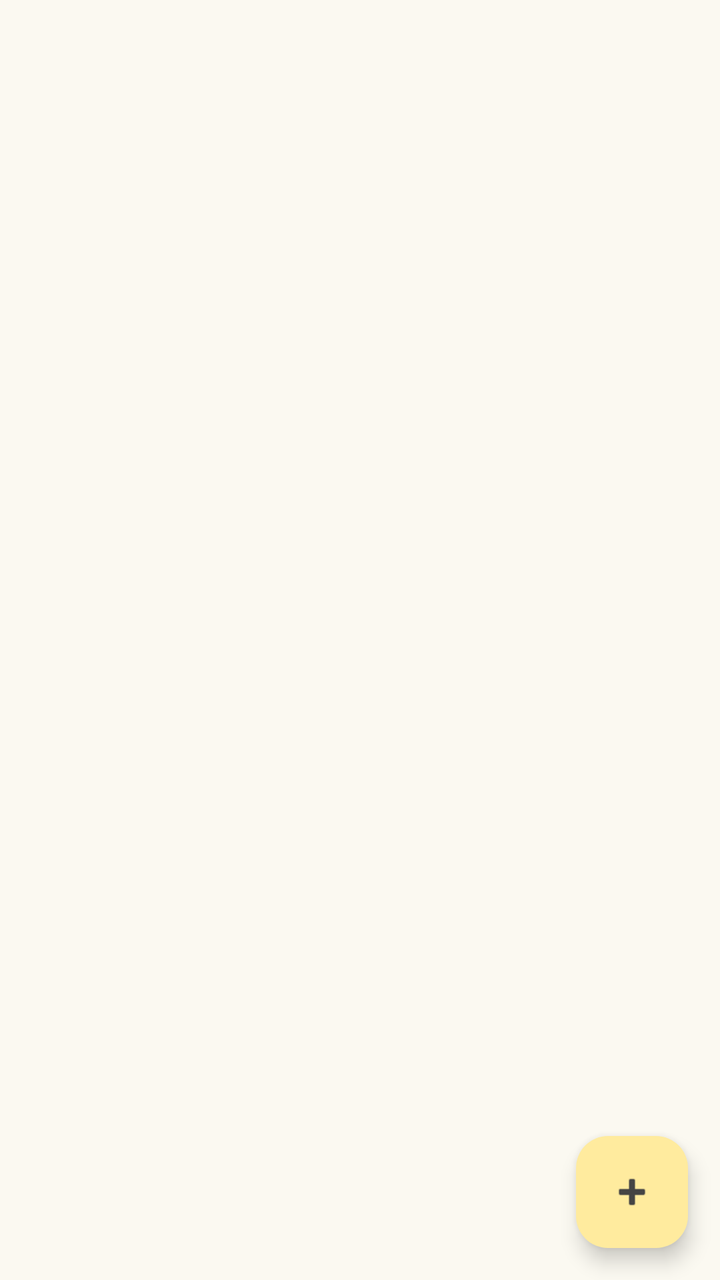
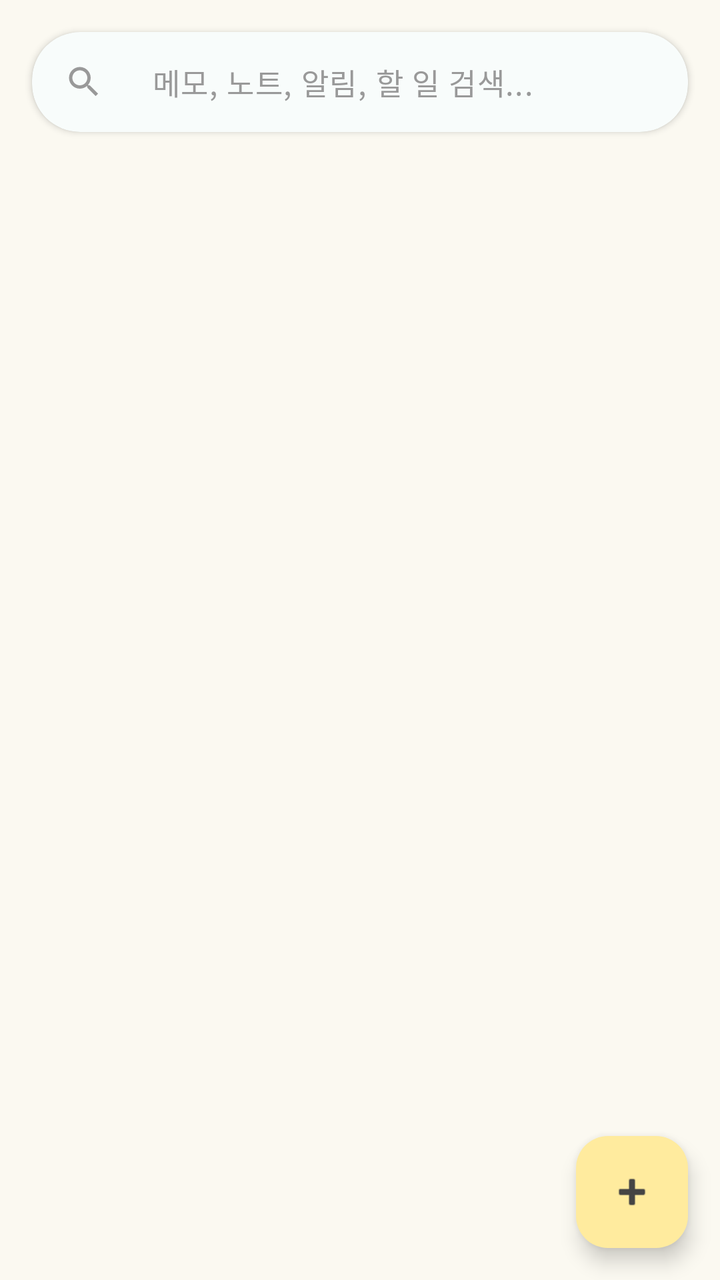

Compare the two renders of this Android layout. The source of the first and the diff that turns it into the second are given below.
<!-- AndroidManifest.xml: application theme Theme.ToDoNote -->
<!-- res/layout/fragment_memo.xml -->
<?xml version="1.0" encoding="utf-8"?>
<androidx.coordinatorlayout.widget.CoordinatorLayout xmlns:android="http://schemas.android.com/apk/res/android"
    xmlns:app="http://schemas.android.com/apk/res-auto"
    android:layout_width="match_parent"
    android:layout_height="match_parent"
    android:background="@color/color_background">

    <androidx.constraintlayout.widget.ConstraintLayout
        android:id="@+id/memo_content"
        android:layout_width="match_parent"
        android:layout_height="match_parent">

        <androidx.recyclerview.widget.RecyclerView
            android:id="@+id/recycler_memo"
            android:layout_width="0dp"
            android:layout_height="0dp"
            android:clipToPadding="false"
            android:paddingStart="8dp"
            android:paddingTop="8dp"
            android:paddingEnd="8dp"
            android:paddingBottom="88dp"
            app:layout_constraintBottom_toBottomOf="parent"
            app:layout_constraintEnd_toEndOf="parent"
            app:layout_constraintStart_toStartOf="parent"
            app:layout_constraintTop_toTopOf="parent" />

    </androidx.constraintlayout.widget.ConstraintLayout>

    <com.google.android.material.floatingactionbutton.FloatingActionButton
        android:id="@+id/fab_memo"
        android:layout_width="wrap_content"
        android:layout_height="wrap_content"
        android:layout_gravity="bottom|end"
        android:layout_margin="16dp"
        android:src="@android:drawable/ic_input_add"
        app:backgroundTint="@color/color_accent"
        app:tint="@color/color_text_dark" />

    <com.google.android.material.card.MaterialCardView
        android:id="@+id/memo_input_container"
        android:layout_width="match_parent"
        android:layout_height="wrap_content"
        android:layout_gravity="bottom"
        android:layout_marginStart="12dp"
        android:layout_marginEnd="12dp"
        android:layout_marginBottom="12dp"
        android:visibility="gone"
        app:cardCornerRadius="16dp"
        app:cardElevation="8dp"
        app:cardBackgroundColor="@color/white"
        app:strokeWidth="1dp"
        app:strokeColor="@color/color_primary_light">

    <LinearLayout
        android:layout_width="match_parent"
        android:layout_height="wrap_content"
        android:orientation="horizontal"
        android:paddingStart="14dp"
        android:paddingEnd="10dp"
        android:paddingTop="14dp"
        android:paddingBottom="10dp"
        android:gravity="center_vertical">

        <ImageButton
            android:id="@+id/btn_memo_cancel"
            android:layout_width="28dp"
            android:layout_height="28dp"
            android:src="@drawable/ic_close"
            android:background="?attr/selectableItemBackgroundBorderless"
            android:contentDescription="취소"
            android:padding="4dp"
            android:tint="@color/color_text_light"
            android:scaleType="fitCenter" />

        <LinearLayout
            android:layout_width="0dp"
            android:layout_height="wrap_content"
            android:layout_weight="1"
            android:layout_marginStart="8dp"
            android:layout_marginEnd="8dp"
            android:orientation="vertical">

            <com.google.android.material.textfield.TextInputLayout
                android:layout_width="match_parent"
                android:layout_height="wrap_content"
                android:paddingStart="0dp"
                android:paddingEnd="0dp"
                app:boxStrokeWidth="0dp"
                app:boxStrokeWidthFocused="0dp"
                app:hintEnabled="false"
                app:boxBackgroundColor="@android:color/transparent">

                <com.google.android.material.textfield.TextInputEditText
                    android:id="@+id/et_memo_input"
                    android:layout_width="match_parent"
                    android:layout_height="wrap_content"
                    android:inputType="textMultiLine"
                    android:maxLines="5"
                    android:minLines="1"
                    android:gravity="top|start"
                    android:scrollbars="vertical"
                    android:hint="메모 입력..."
                    android:textColorHint="@color/color_text_light"
                    android:background="@android:color/transparent"
                    android:textCursorDrawable="@drawable/cursor_mint"
                    android:paddingStart="0dp"
                    android:paddingEnd="0dp"
                    android:paddingTop="4dp"
                    android:paddingBottom="8dp" />

            </com.google.android.material.textfield.TextInputLayout>

            <View
                android:layout_width="match_parent"
                android:layout_height="1dp"
                android:background="@color/color_primary_light" />

        </LinearLayout>

        <com.google.android.material.button.MaterialButton
            android:id="@+id/btn_memo_save"
            android:layout_width="wrap_content"
            android:layout_height="36dp"
            android:text="저장"
            android:textSize="13sp"
            android:minWidth="0dp"
            android:paddingStart="16dp"
            android:paddingEnd="16dp"
            android:insetTop="0dp"
            android:insetBottom="0dp"
            app:cornerRadius="18dp"
            app:backgroundTint="@color/color_primary" />

    </LinearLayout>

    </com.google.android.material.card.MaterialCardView>

</androidx.coordinatorlayout.widget.CoordinatorLayout>
<!-- resources referenced by this layout -->
<resources>
  <color name="color_accent">#FFEB9E</color>
  <color name="color_background">#FBF9F1</color>
  <color name="color_primary">#A0D9C8</color>
  <color name="color_primary_light">#C8E8DC</color>
  <color name="color_text_dark">#444444</color>
  <color name="color_text_light">#999999</color>
  <color name="white">#FFFFFFFF</color>
  <!-- drawable cursor_mint (drawable) -->
  <?xml version="1.0" encoding="utf-8"?>
  <shape xmlns:android="http://schemas.android.com/apk/res/android"
      android:shape="rectangle">
      <solid android:color="@color/color_primary" />
      <size android:width="2dp" />
  </shape>
  <!-- drawable ic_close (drawable) -->
  <?xml version="1.0" encoding="utf-8"?>
  <vector xmlns:android="http://schemas.android.com/apk/res/android"
      android:width="24dp"
      android:height="24dp"
      android:viewportWidth="24"
      android:viewportHeight="24">
      <path
          android:fillColor="#FF000000"
          android:pathData="M19,6.41L17.59,5 12,10.59 6.41,5 5,6.41 10.59,12 5,17.59 6.41,19 12,13.41 17.59,19 19,17.59 13.41,12z"/>
  </vector>
  <style name="Theme.ToDoNote" parent="Base.Theme.ToDoNote" />
  <style name="Base.Theme.ToDoNote" parent="Theme.Material3.DayNight.NoActionBar">
          
          <item name="colorPrimary">@color/color_primary</item>
          <item name="colorPrimaryDark">@color/color_primary_dark</item>
          <item name="colorPrimaryVariant">@color/color_primary_light</item>
          
          
          <item name="colorSecondary">@color/color_secondary</item>
          <item name="colorSecondaryVariant">@color/color_secondary_dark</item>
          
          
          <item name="android:colorBackground">@color/color_background</item>
          <item name="colorSurface">@color/color_surface</item>
          
          
          <item name="android:textColorPrimary">@color/color_text_dark</item>
          <item name="android:textColorSecondary">@color/color_text_medium</item>
          <item name="colorOnPrimary">@color/white</item>
          <item name="colorOnSecondary">@color/color_text_dark</item>
          <item name="colorOnBackground">@color/color_text_dark</item>
          <item name="colorOnSurface">@color/color_text_dark</item>
          <item name="colorOnSurfaceVariant">@color/color_text_medium</item>
          
          
          <item name="colorAccent">@color/color_accent</item>
          
          
          <item name="colorOutline">@color/color_outline</item>
          
          
          <item name="android:statusBarColor">@android:color/black</item>
          <item name="android:windowLightStatusBar">false</item>
      </style>
  <color name="color_primary_dark">#7DB8A5</color>
  <color name="color_secondary">#F0D5C9</color>
  <color name="color_secondary_dark">#E0B5A3</color>
  <color name="color_surface">#FFFFFF</color>
  <color name="color_text_medium">#666666</color>
  <color name="color_outline">#333333</color>
</resources>

<!-- the commit's change to res/layout/fragment_memo.xml (unified diff, before → after) -->
@@ -8,21 +8,48 @@
     <androidx.constraintlayout.widget.ConstraintLayout
         android:id="@+id/memo_content"
         android:layout_width="match_parent"
-        android:layout_height="match_parent">
+        android:layout_height="match_parent"
+        android:focusable="true"
+        android:focusableInTouchMode="true">
+
+        <include
+            android:id="@+id/search_card"
+            layout="@layout/view_search_bar"
+            android:layout_width="0dp"
+            android:layout_height="wrap_content"
+            android:layout_marginStart="16dp"
+            android:layout_marginTop="16dp"
+            android:layout_marginEnd="16dp"
+            app:layout_constraintEnd_toEndOf="parent"
+            app:layout_constraintStart_toStartOf="parent"
+            app:layout_constraintTop_toTopOf="parent" />
 
         <androidx.recyclerview.widget.RecyclerView
             android:id="@+id/recycler_memo"
             android:layout_width="0dp"
             android:layout_height="0dp"
+            android:layout_marginTop="4dp"
             android:clipToPadding="false"
             android:paddingStart="8dp"
-            android:paddingTop="8dp"
+            android:paddingTop="4dp"
             android:paddingEnd="8dp"
             android:paddingBottom="88dp"
             app:layout_constraintBottom_toBottomOf="parent"
             app:layout_constraintEnd_toEndOf="parent"
             app:layout_constraintStart_toStartOf="parent"
-            app:layout_constraintTop_toTopOf="parent" />
+            app:layout_constraintTop_toBottomOf="@id/search_card" />
+
+        <TextView
+            android:id="@+id/tv_memo_empty"
+            android:layout_width="wrap_content"
+            android:layout_height="wrap_content"
+            android:layout_marginTop="48dp"
+            android:textColor="@color/color_text_light"
+            android:textSize="14sp"
+            android:visibility="gone"
+            app:layout_constraintEnd_toEndOf="parent"
+            app:layout_constraintStart_toStartOf="parent"
+            app:layout_constraintTop_toBottomOf="@id/search_card" />
 
     </androidx.constraintlayout.widget.ConstraintLayout>
 
@@ -136,3 +163,59 @@
     </com.google.android.material.card.MaterialCardView>
 
 </androidx.coordinatorlayout.widget.CoordinatorLayout>
+<!-- res/layout/view_search_bar.xml (included above) -->
+<?xml version="1.0" encoding="utf-8"?>
+<com.google.android.material.card.MaterialCardView xmlns:android="http://schemas.android.com/apk/res/android"
+    xmlns:app="http://schemas.android.com/apk/res-auto"
+    android:layout_width="match_parent"
+    android:layout_height="wrap_content"
+    app:cardBackgroundColor="@color/white"
+    app:cardCornerRadius="24dp"
+    app:cardElevation="2dp"
+    app:strokeWidth="0dp">
+
+    <LinearLayout
+        android:layout_width="match_parent"
+        android:layout_height="wrap_content"
+        android:gravity="center_vertical"
+        android:orientation="horizontal"
+        android:paddingStart="16dp"
+        android:paddingEnd="8dp">
+
+        <ImageView
+            android:layout_width="20dp"
+            android:layout_height="20dp"
+            android:contentDescription="@null"
+            android:src="@drawable/ic_search"
+            app:tint="@color/color_text_light" />
+
+        <com.google.android.material.textfield.TextInputLayout
+            android:layout_width="0dp"
+            android:layout_height="wrap_content"
+            android:layout_marginStart="8dp"
+            android:layout_weight="1"
+            app:boxBackgroundColor="@android:color/transparent"
+            app:boxStrokeWidth="0dp"
+            app:boxStrokeWidthFocused="0dp"
+            app:endIconMode="clear_text"
+            app:endIconTint="@color/color_text_light"
+            app:hintEnabled="false">
+
+            <com.google.android.material.textfield.TextInputEditText
+                android:id="@+id/et_search"
+                android:layout_width="match_parent"
+                android:layout_height="wrap_content"
+                android:background="@android:color/transparent"
+                android:hint="메모, 노트, 알림, 할 일 검색..."
+                android:imeOptions="actionSearch"
+                android:inputType="text"
+                android:paddingTop="14dp"
+                android:paddingBottom="14dp"
+                android:textColorHint="@color/color_text_light"
+                android:textCursorDrawable="@drawable/cursor_mint"
+                android:textSize="15sp" />
+        </com.google.android.material.textfield.TextInputLayout>
+
+    </LinearLayout>
+
+</com.google.android.material.card.MaterialCardView>
<!-- resource entries referenced after the edit -->
@@ -24,6 +24,18 @@
       <path
           android:fillColor="#FF000000"
           android:pathData="M19,6.41L17.59,5 12,10.59 6.41,5 5,6.41 10.59,12 5,17.59 6.41,19 12,13.41 17.59,19 19,17.59 13.41,12z"/>
+  </vector>
+  <!-- drawable ic_search (drawable) -->
+  <?xml version="1.0" encoding="utf-8"?>
+  <vector xmlns:android="http://schemas.android.com/apk/res/android"
+      android:width="24dp"
+      android:height="24dp"
+      android:tint="@color/color_text_dark"
+      android:viewportWidth="24"
+      android:viewportHeight="24">
+      <path
+          android:fillColor="@android:color/white"
+          android:pathData="M15.5,14h-0.79l-0.28,-0.27C15.41,12.59 16,11.11 16,9.5 16,5.91 13.09,3 9.5,3S3,5.91 3,9.5 5.91,16 9.5,16c1.61,0 3.09,-0.59 4.23,-1.57l0.27,0.28v0.79l5,4.99L20.49,19l-4.99,-5zM9.5,14C7.01,14 5,11.99 5,9.5S7.01,5 9.5,5 14,7.01 14,9.5 11.99,14 9.5,14z" />
   </vector>
   <style name="Theme.ToDoNote" parent="Base.Theme.ToDoNote" />
   <style name="Base.Theme.ToDoNote" parent="Theme.Material3.DayNight.NoActionBar">
